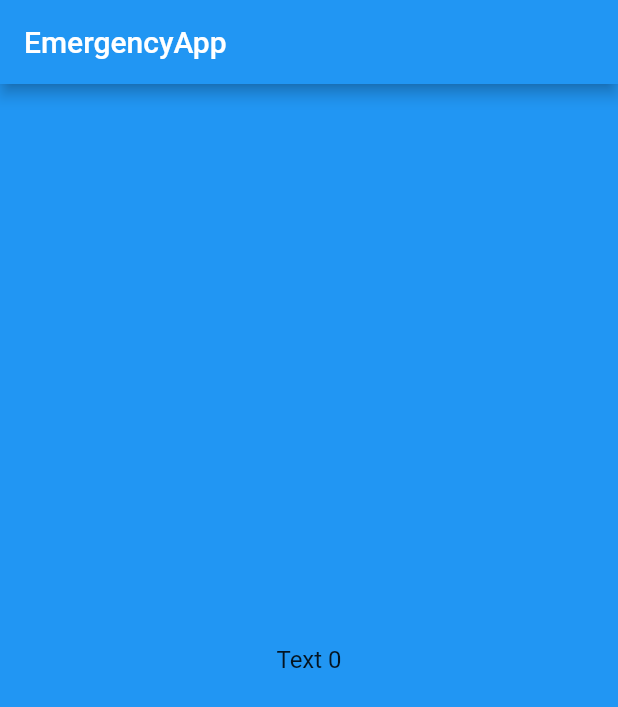
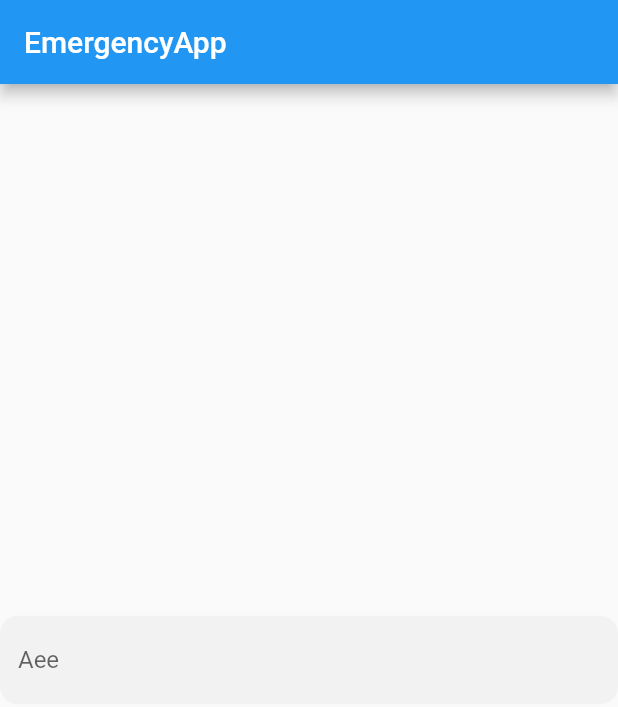
Before and after one commit to tsaplyadmitriy/EmergencyApp, a Flutter app: the screen it shows after launch, on a phone screen of 412 x 824 dp. Shown: the top 707 px of the screen. Run offline on Flutter 3.47's test engine with Material 2 defaults, Android fonts, the phone set to English and light mode, and no system bars; drawn by our look-alikes of carousel_slider; our stand-ins replace bloc, flutter_bloc.

Commit message:
rounded_input_field
Added decoration for RoundedInputField. Sorry for govnokod

```diff
--- a/emergency_app/lib/card_ui/card_ui_page.dart
+++ b/emergency_app/lib/card_ui/card_ui_page.dart
@@ -1,4 +1,6 @@
 import 'package:carousel_slider/carousel_slider.dart';
+import 'package:emergency_app/components/rounded_input_field.dart';
+import 'package:emergency_app/components/text_checkbox.dart';
 import 'package:flutter/cupertino.dart';
 import 'package:flutter/material.dart';
 import 'package:flutter_bloc/flutter_bloc.dart';
@@ -9,7 +11,7 @@ class CardUIPage extends StatelessWidget {
 
   CardUIPage({Key key}) : super(key: key);
 
-  var colors = [Colors.blue,Colors.red,Colors.yellow,Colors.purple,Colors.green];
+  var backGroundColor = 0xE5E5E5;
 
 
   @override
@@ -44,9 +46,12 @@ class CardUIPage extends StatelessWidget {
                       width: MediaQuery.of(context).size.width,
 
                       decoration: BoxDecoration(
-                          color: colors[i],
+                          color: Color(backGroundColor),
                       ),
-                      child: Center(child:Text('Text $i', style: TextStyle(fontSize: 16.0),))
+                      child: Center(
+                          widthFactor: 100,
+                          heightFactor: 150,
+                          child: new RoundedInputField())
                    );
 
                },
--- a/emergency_app/lib/components/rounded_input_field.dart
+++ b/emergency_app/lib/components/rounded_input_field.dart
@@ -0,0 +1,37 @@
+import 'package:flutter/material.dart';
+
+class RoundedInputField extends StatefulWidget {
+  @override
+  State<StatefulWidget> createState() => _RoundedInputFieldState();
+
+
+
+}
+
+class _RoundedInputFieldState extends State<RoundedInputField> {
+  @override
+  Widget build(BuildContext context) {
+    return TextFormField(
+      decoration: beautifulDecoration()
+    );
+  }
+}
+
+
+InputDecoration beautifulDecoration() {
+    return new InputDecoration(
+        hintText: "Aee",
+        filled: true,
+        fillColor: Color(0xFFF2F2F2),
+        focusedBorder: OutlineInputBorder(
+            borderSide: BorderSide.none,
+            borderRadius: BorderRadius.circular(12.0)
+        ),
+        enabledBorder: OutlineInputBorder(
+            borderSide: BorderSide.none,
+            borderRadius: BorderRadius.circular(12.0)
+        )
+    );
+
+
+}
```
